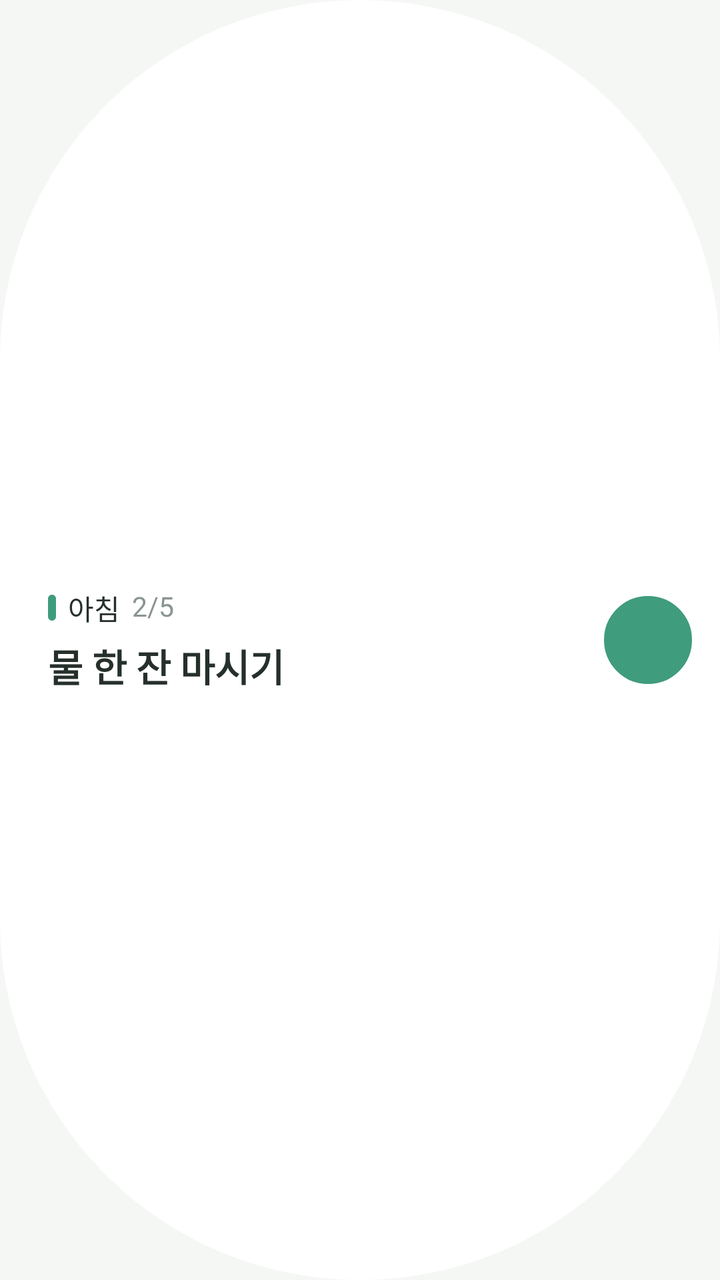
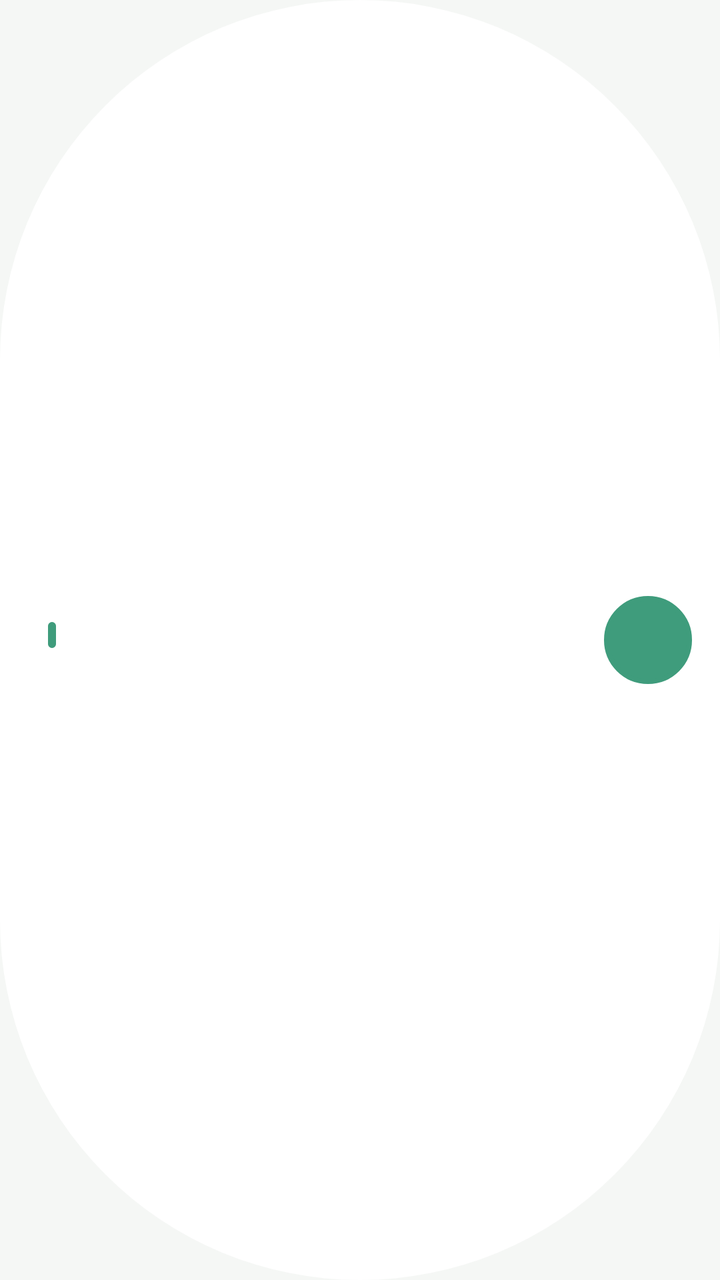

Two renders of the same Android screen: before a commit and after it. Below are the layout's source before the change and the commit's diff.
<!-- AndroidManifest.xml: application theme AppTheme -->
<!-- res/layout/widget_small.xml -->
<?xml version="1.0" encoding="utf-8"?>
<FrameLayout xmlns:android="http://schemas.android.com/apk/res/android" android:id="@+id/smallRoot"
    android:layout_width="match_parent" android:layout_height="match_parent">
  <FrameLayout android:layout_width="match_parent" android:layout_height="match_parent">
    <ImageView android:id="@+id/widgetBgImg" android:layout_width="match_parent" android:layout_height="match_parent"
        android:scaleType="fitXY" android:src="@drawable/widget_capsule" />
    <LinearLayout android:layout_width="match_parent" android:layout_height="match_parent"
        android:orientation="horizontal" android:gravity="center_vertical"
        android:paddingStart="24dp" android:paddingEnd="12dp" android:paddingTop="4dp" android:paddingBottom="4dp">
        <LinearLayout android:id="@+id/smallMain" android:layout_width="0dp" android:layout_height="wrap_content" android:layout_weight="1"
            android:orientation="vertical" android:gravity="center_vertical">
            <LinearLayout android:layout_width="match_parent" android:layout_height="wrap_content"
                android:orientation="horizontal" android:gravity="center_vertical">
                <ImageView android:id="@+id/smallBar" android:layout_width="4dp" android:layout_height="15dp" android:src="@drawable/widget_vbar" android:tint="#3F9C7C" />
                <TextView android:id="@+id/smallTitle" android:layout_width="wrap_content" android:layout_height="wrap_content"
                    android:layout_marginStart="6dp" android:fontFamily="@font/pretendard_semibold" android:includeFontPadding="false"
                    android:textSize="14sp" android:maxLines="1" android:ellipsize="end" android:text="아침" android:textColor="#26302B" />
                <TextView android:id="@+id/smallCount" android:layout_width="wrap_content" android:layout_height="wrap_content"
                    android:layout_marginStart="6dp" android:fontFamily="@font/pretendard_regular" android:includeFontPadding="false"
                    android:textSize="13.5sp" android:maxLines="1" android:text="2/5" android:textColor="#8A958F" />
            </LinearLayout>
            <TextView android:id="@+id/smallName" android:layout_width="match_parent" android:layout_height="wrap_content"
                android:layout_marginTop="5dp" android:fontFamily="@font/pretendard_semibold" android:includeFontPadding="false"
                android:textSize="19sp" android:textStyle="bold" android:maxLines="1" android:ellipsize="end" android:text="물 한 잔 마시기" android:textColor="#26302B" />
            <Chronometer android:id="@+id/smallChrono" android:layout_width="wrap_content" android:layout_height="wrap_content"
                android:layout_marginTop="5dp" android:fontFamily="@font/pretendard_semibold" android:includeFontPadding="false"
                android:textSize="20sp" android:textStyle="bold" android:visibility="gone" />
        </LinearLayout>
        <FrameLayout android:id="@+id/smallBtn" android:layout_width="48dp" android:layout_height="48dp" android:layout_marginStart="6dp">
            <ImageView android:id="@+id/smallBtnBg" android:layout_width="44dp" android:layout_height="44dp" android:layout_gravity="center" android:src="@drawable/widget_ring_big" android:tint="#3F9C7C" />
            <TextView android:id="@+id/smallBtnText" android:layout_width="wrap_content" android:layout_height="wrap_content" android:layout_gravity="center"
                android:fontFamily="@font/pretendard_semibold" android:includeFontPadding="false" android:textSize="14sp" />
            <ImageView android:id="@+id/smallBtnIc" android:layout_width="24dp" android:layout_height="24dp" android:layout_gravity="center" android:src="@drawable/ic_w_check" android:visibility="gone" />
        </FrameLayout>
    </LinearLayout>
  </FrameLayout>
</FrameLayout>
<!-- resources referenced by this layout -->
<resources>
  <!-- drawable ic_w_check (drawable) -->
  <?xml version="1.0" encoding="utf-8"?>
  <vector xmlns:android="http://schemas.android.com/apk/res/android" android:width="20dp" android:height="20dp" android:viewportWidth="24" android:viewportHeight="24">
      <path android:pathData="M5,12.5l4.5,4.5L19,7.5" android:strokeColor="#FFFFFFFF" android:strokeWidth="2.6" android:strokeLineCap="round" android:strokeLineJoin="round" android:fillColor="#00000000" />
  </vector>
  <!-- drawable widget_capsule (drawable) -->
  <?xml version="1.0" encoding="utf-8"?>
  <shape xmlns:android="http://schemas.android.com/apk/res/android" android:shape="rectangle">
      <solid android:color="#FFFFFFFF" />
      <corners android:radius="200dp" />
  </shape>
  <!-- drawable widget_ring_big (drawable) -->
  <?xml version="1.0" encoding="utf-8"?>
  <shape xmlns:android="http://schemas.android.com/apk/res/android" android:shape="oval">
      <stroke android:width="2.2dp" android:color="#FFFFFFFF" />
      <size android:width="40dp" android:height="40dp" />
  </shape>
  <!-- drawable widget_vbar (drawable) -->
  <?xml version="1.0" encoding="utf-8"?>
  <shape xmlns:android="http://schemas.android.com/apk/res/android" android:shape="rectangle">
      <solid android:color="#FFFFFFFF" />
      <corners android:radius="2dp" />
      <size android:width="4dp" android:height="13dp" />
  </shape>
  <style name="AppTheme" parent="Theme.AppCompat.DayNight.NoActionBar">
          <item name="android:windowBackground">@color/appBg</item>
      </style>
  <color name="appBg">#F5F7F5</color>
</resources>

<!-- the commit's change to res/layout/widget_small.xml (unified diff, before → after) -->
@@ -12,24 +12,16 @@
             <LinearLayout android:layout_width="match_parent" android:layout_height="wrap_content"
                 android:orientation="horizontal" android:gravity="center_vertical">
                 <ImageView android:id="@+id/smallBar" android:layout_width="4dp" android:layout_height="15dp" android:src="@drawable/widget_vbar" android:tint="#3F9C7C" />
-                <TextView android:id="@+id/smallTitle" android:layout_width="wrap_content" android:layout_height="wrap_content"
-                    android:layout_marginStart="6dp" android:fontFamily="@font/pretendard_semibold" android:includeFontPadding="false"
-                    android:textSize="14sp" android:maxLines="1" android:ellipsize="end" android:text="아침" android:textColor="#26302B" />
-                <TextView android:id="@+id/smallCount" android:layout_width="wrap_content" android:layout_height="wrap_content"
-                    android:layout_marginStart="6dp" android:fontFamily="@font/pretendard_regular" android:includeFontPadding="false"
-                    android:textSize="13.5sp" android:maxLines="1" android:text="2/5" android:textColor="#8A958F" />
+                <ImageView android:id="@+id/smallTitleImg" android:layout_width="wrap_content" android:layout_height="wrap_content" android:layout_marginStart="6dp" android:scaleType="fitStart" android:adjustViewBounds="true" />
             </LinearLayout>
-            <TextView android:id="@+id/smallName" android:layout_width="match_parent" android:layout_height="wrap_content"
-                android:layout_marginTop="5dp" android:fontFamily="@font/pretendard_semibold" android:includeFontPadding="false"
-                android:textSize="19sp" android:textStyle="bold" android:maxLines="1" android:ellipsize="end" android:text="물 한 잔 마시기" android:textColor="#26302B" />
+            <ImageView android:id="@+id/smallNameImg" android:layout_width="wrap_content" android:layout_height="wrap_content" android:layout_marginTop="5dp" android:scaleType="fitStart" android:adjustViewBounds="true" />
             <Chronometer android:id="@+id/smallChrono" android:layout_width="wrap_content" android:layout_height="wrap_content"
                 android:layout_marginTop="5dp" android:fontFamily="@font/pretendard_semibold" android:includeFontPadding="false"
                 android:textSize="20sp" android:textStyle="bold" android:visibility="gone" />
         </LinearLayout>
         <FrameLayout android:id="@+id/smallBtn" android:layout_width="48dp" android:layout_height="48dp" android:layout_marginStart="6dp">
             <ImageView android:id="@+id/smallBtnBg" android:layout_width="44dp" android:layout_height="44dp" android:layout_gravity="center" android:src="@drawable/widget_ring_big" android:tint="#3F9C7C" />
-            <TextView android:id="@+id/smallBtnText" android:layout_width="wrap_content" android:layout_height="wrap_content" android:layout_gravity="center"
-                android:fontFamily="@font/pretendard_semibold" android:includeFontPadding="false" android:textSize="14sp" />
+            <ImageView android:id="@+id/smallBtnTextImg" android:layout_width="wrap_content" android:layout_height="wrap_content" android:layout_gravity="center" />
             <ImageView android:id="@+id/smallBtnIc" android:layout_width="24dp" android:layout_height="24dp" android:layout_gravity="center" android:src="@drawable/ic_w_check" android:visibility="gone" />
         </FrameLayout>
     </LinearLayout>
